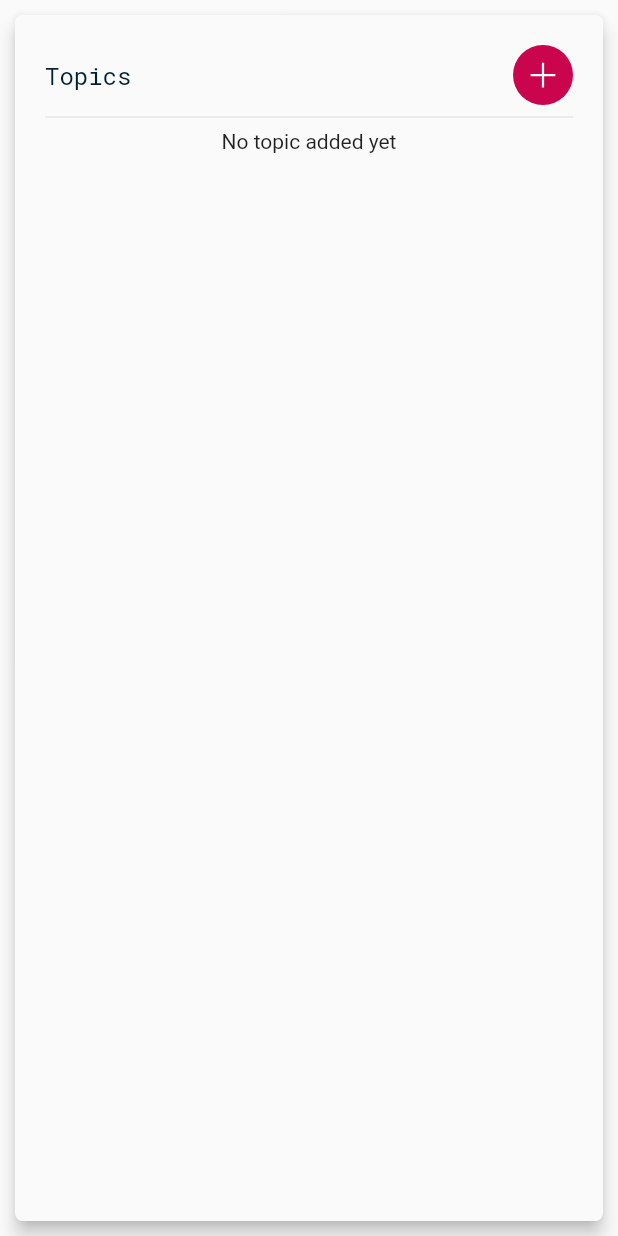
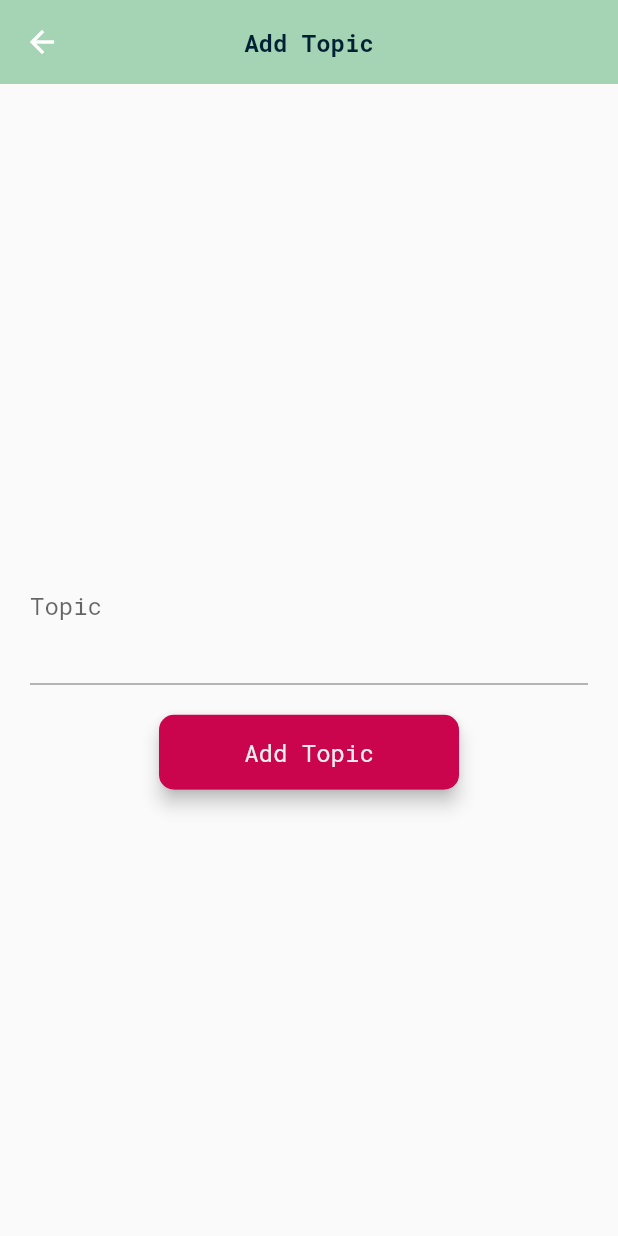
Before and after one commit to DizzyMelo/efficient_meeting_app, a Flutter app: the TopicsListComponents widget shown alone on an empty page, opened directly with empty values, after a tap on an icon or button, on a phone screen of 412 x 824 dp. Run offline on Flutter 3.47's test engine with Material 2 defaults, Android fonts, the phone set to English and light mode, and no system bars; our stand-ins replace badges, dio, expandable, flutter_dotenv, flutter_rating_stars, flutter_typeahead and 3 more; accounts and stored records are empty; network calls fail; project files that could hold a hidden picture were left out.

Commit message:
add topic to meeting added

```diff
--- a/lib/core/api/response/meeting/meetings_response_model.dart
+++ b/lib/core/api/response/meeting/meetings_response_model.dart
@@ -5,6 +5,8 @@
 import 'dart:convert';
 
 import 'package:efficient_meeting_app/core/api/response/response_object.dart';
+
+import '../../../entities/meeting_entity.dart';
 
 MeetingsResponseModel meetingsResponseModelFromJson(String str) =>
     MeetingsResponseModel.fromJson(json.decode(str));
@@ -37,75 +39,3 @@ class MeetingsResponseModel extends ResponseObject {
         "meetings": List<dynamic>.from(meetings!.map((x) => x.toJson())),
       };
 }
-
-class Meeting extends ResponseObject {
-  Meeting({
-    this.id,
-    this.title,
-    this.description,
-    this.date,
-    this.host,
-    this.duration,
-    this.topics,
-    this.participants,
-    this.status,
-  });
-
-  String? id;
-  String? title;
-  String? description;
-  DateTime? date;
-  String? host;
-  int? duration;
-  List<Topic>? topics;
-  List<dynamic>? participants;
-  String? status;
-
-  factory Meeting.fromJson(Map<String, dynamic> json) => Meeting(
-        id: json["_id"],
-        title: json["title"],
-        description: json["description"],
-        date: DateTime.parse(json["date"]),
-        host: json["host"],
-        duration: json["duration"],
-        topics: List<Topic>.from(json["topics"].map((x) => Topic.fromJson(x))),
-        participants: List<dynamic>.from(json["participants"].map((x) => x)),
-        status: json["status"],
-      );
-
-  Map<String, dynamic> toJson() => {
-        "_id": id,
-        "title": title,
-        "description": description,
-        "date": date!.toIso8601String(),
-        "host": host,
-        "duration": duration,
-        "topics": List<dynamic>.from(topics!.map((x) => x.toJson())),
-        "participants": List<dynamic>.from(participants!.map((x) => x)),
-        "status": status,
-      };
-}
-
-class Topic {
-  Topic({
-    this.name,
-    this.completed,
-    this.id,
-  });
-
-  String? name;
-  bool? completed;
-  String? id;
-
-  factory Topic.fromJson(Map<String, dynamic> json) => Topic(
-        name: json["name"],
-        completed: json["completed"],
-        id: json["_id"],
-      );
-
-  Map<String, dynamic> toJson() => {
-        "name": name,
-        "completed": completed,
-        "_id": id,
-      };
-}
--- a/lib/core/api/response/meeting/add_participant_to_meeting_response.dart
+++ b/lib/core/api/response/meeting/update_meeting_response.dart
@@ -1,6 +1,6 @@
 // To parse this JSON data, do
 //
-//     final addParticipantToMeetingResponse = addParticipantToMeetingResponseFromJson(jsonString);
+//     final UpdateMeetingResponse = addParticipantToMeetingResponseFromJson(jsonString);
 
 import 'dart:convert';
 
@@ -8,16 +8,14 @@ import 'package:efficient_meeting_app/core/api/response/response_object.dart';
 
 import '../../../entities/meeting_entity.dart';
 
-AddParticipantToMeetingResponse addParticipantToMeetingResponseFromJson(
-        String str) =>
-    AddParticipantToMeetingResponse.fromJson(json.decode(str));
+UpdateMeetingResponse updateMeetingResponseFromJson(String str) =>
+    UpdateMeetingResponse.fromJson(json.decode(str));
 
-String addParticipantToMeetingResponseToJson(
-        AddParticipantToMeetingResponse data) =>
+String updateMeetingResponseToJson(UpdateMeetingResponse data) =>
     json.encode(data.toJson());
 
-class AddParticipantToMeetingResponse extends ResponseObject {
-  AddParticipantToMeetingResponse({
+class UpdateMeetingResponse extends ResponseObject {
+  UpdateMeetingResponse({
     this.status,
     this.message,
     this.meeting,
@@ -27,8 +25,8 @@ class AddParticipantToMeetingResponse extends ResponseObject {
   String? message;
   Meeting? meeting;
 
-  factory AddParticipantToMeetingResponse.fromJson(Map<String, dynamic> json) =>
-      AddParticipantToMeetingResponse(
+  factory UpdateMeetingResponse.fromJson(Map<String, dynamic> json) =>
+      UpdateMeetingResponse(
         status: json["status"],
         message: json["message"],
         meeting: Meeting.fromJson(json["meeting"]),
--- /dev/null
+++ b/lib/modules/add_topic/binding.dart
@@ -0,0 +1,10 @@
+import 'package:get/get.dart';
+
+import 'controller.dart';
+
+class AddTopicBiding extends Bindings {
+  @override
+  void dependencies() {
+    Get.lazyPut<AddTopicController>(() => AddTopicController());
+  }
+}
--- /dev/null
+++ b/lib/modules/add_topic/controller.dart
@@ -0,0 +1,34 @@
+import 'package:efficient_meeting_app/core/api/clients/meeting_client.dart';
+import 'package:efficient_meeting_app/core/api/response/meeting/update_meeting_response.dart';
+import 'package:efficient_meeting_app/core/enums/default_colors.dart';
+import 'package:efficient_meeting_app/core/exceptions/unexpected_exception.dart';
+import 'package:efficient_meeting_app/core/utils/general_utils.dart';
+import 'package:efficient_meeting_app/providers/meeting_provider.dart';
+import 'package:flutter/cupertino.dart';
+import 'package:get/get.dart';
+import 'package:provider/provider.dart';
+
+class AddTopicController extends GetxController {
+  var loading = false.obs;
+
+  MeetingClient meetingClient = MeetingClient();
+  Future addTopic(BuildContext context, {required String topic}) async {
+    loading.value = true;
+
+    try {
+      UpdateMeetingResponse response = await meetingClient.addTopicToMeeting(
+        meetingId: context.read<MeetingProvider>().selectedMeeting!.id!,
+        topic: topic,
+      ) as UpdateMeetingResponse;
+
+      if (response.status == "success") {
+        GeneralUtils.showMessage(
+            message: response.message!, color: DefaultColor.success);
+      }
+    } on CustomException catch (e) {
+      GeneralUtils.showMessage(message: e.detail);
+    } finally {
+      loading.value = false;
+    }
+  }
+}
--- /dev/null
+++ b/lib/modules/add_topic/view.dart
@@ -0,0 +1,52 @@
+import 'package:efficient_meeting_app/core/components/custom_appbar_component.dart';
+import 'package:efficient_meeting_app/core/components/custom_buttom.dart';
+import 'package:efficient_meeting_app/core/components/custom_textfield_component.dart';
+import 'package:efficient_meeting_app/core/utils/general_utils.dart';
+import 'package:flutter/material.dart';
+import 'package:get/get.dart';
+
+import 'controller.dart';
+
+class AddTopicView extends GetView<AddTopicController> {
+  AddTopicView({Key? key}) : super(key: key);
+
+  final _formKey = GlobalKey<FormState>();
+
+  final topicController = TextEditingController();
+  @override
+  Widget build(BuildContext context) {
+    return SafeArea(
+      child: Scaffold(
+        appBar: const CustomAppBar(title: 'Add Topic'),
+        body: Padding(
+          padding: const EdgeInsets.symmetric(horizontal: 20),
+          child: Column(
+            mainAxisAlignment: MainAxisAlignment.center,
+            children: [
+              Form(
+                key: _formKey,
+                child: CustomTextFieldComponent(
+                    validator: GeneralUtils.defaultTextfieldValidator,
+                    maxLines: 3,
+                    label: 'Topic',
+                    controller: topicController),
+              ),
+              Obx(
+                () => CustomButtom(
+                  loading: controller.loading.value,
+                  title: 'Add Topic',
+                  function: () {
+                    if (_formKey.currentState!.validate()) {
+                      controller.addTopic(context, topic: topicController.text);
+                      topicController.clear();
+                    }
+                  },
+                ),
+              ),
+            ],
+          ),
+        ),
+      ),
+    );
+  }
+}
--- a/lib/modules/home/components/meetings/meeting_list_component.dart
+++ b/lib/modules/home/components/meetings/meeting_list_component.dart
@@ -2,8 +2,8 @@ import 'package:efficient_meeting_app/core/theme/fonts.dart';
 import 'package:efficient_meeting_app/modules/home/components/meetings/meeting_row_component.dart';
 import 'package:flutter/material.dart';
 
-import '../../../../core/api/response/meeting/meetings_response_model.dart';
 import '../../../../core/components/loading_cards_component.dart';
+import '../../../../core/entities/meeting_entity.dart';
 
 class MeetingListComponent extends StatelessWidget {
   final bool loading;
--- a/lib/modules/home/controller.dart
+++ b/lib/modules/home/controller.dart
@@ -5,6 +5,7 @@ import 'package:efficient_meeting_app/core/entities/task_entity.dart';
 import 'package:get/get.dart';
 
 import '../../core/api/response/meeting/meetings_response_model.dart';
+import '../../core/entities/meeting_entity.dart';
 
 class HomeController extends GetxController {
   var loading = false.obs;
--- a/lib/modules/meeting/details/components/topics_list_component.dart
+++ b/lib/modules/meeting/details/components/topics_list_component.dart
@@ -1,10 +1,13 @@
 import 'package:efficient_meeting_app/core/components/circular_button.dart';
 import 'package:efficient_meeting_app/core/components/custom_buttom.dart';
+import 'package:efficient_meeting_app/modules/add_topic/view.dart';
 import 'package:flutter/material.dart';
+import 'package:get/get.dart';
 import 'package:line_icons/line_icons.dart';
 
 import '../../../../core/api/response/meeting/detail_meeting_response_model.dart';
 import '../../../../core/theme/fonts.dart';
+import '../../../add_topic/binding.dart';
 
 class TopicsListComponents extends StatelessWidget {
   final List<Topic> topics;
@@ -32,7 +35,9 @@ class TopicsListComponents extends StatelessWidget {
                     style: CustomTextStyles.textMedium,
                   ),
                   CircularButtonComponent(
-                      function: () => print('add topic'), icon: LineIcons.plus)
+                      function: () =>
+                          Get.to(AddTopicView(), binding: AddTopicBiding()),
+                      icon: LineIcons.plus)
                 ],
               ),
               const Divider(),
--- a/lib/modules/participants/controller.dart
+++ b/lib/modules/participants/controller.dart
@@ -1,6 +1,6 @@
 import 'package:efficient_meeting_app/core/api/clients/meeting_client.dart';
 import 'package:efficient_meeting_app/core/api/clients/user_client.dart';
-import 'package:efficient_meeting_app/core/api/response/meeting/add_participant_to_meeting_response.dart';
+import 'package:efficient_meeting_app/core/api/response/meeting/update_meeting_response.dart';
 import 'package:efficient_meeting_app/core/enums/default_colors.dart';
 import 'package:efficient_meeting_app/core/exceptions/unexpected_exception.dart';
 import 'package:efficient_meeting_app/core/utils/general_utils.dart';
@@ -39,10 +39,10 @@ class AddParticipantController extends GetxController {
     loadingParticipant.value = true;
 
     try {
-      AddParticipantToMeetingResponse response =
+      UpdateMeetingResponse response =
           await meetingClient.addParticipantToMeeting(
               meetingId: meetingId,
-              participantId: participantId) as AddParticipantToMeetingResponse;
+              participantId: participantId) as UpdateMeetingResponse;
       loadingParticipant.value = false;
 
       if (response.status == 'success') {
--- /dev/null
+++ b/lib/providers/meeting_provider.dart
@@ -0,0 +1,18 @@
+import 'package:efficient_meeting_app/core/entities/meeting_entity.dart';
+import 'package:flutter/material.dart';
+
+class MeetingProvider with ChangeNotifier {
+  Meeting? _selectedMeeting;
+
+  Meeting? get selectedMeeting => _selectedMeeting;
+
+  void setMeeting(Meeting meeting) {
+    _selectedMeeting = meeting;
+    notifyListeners();
+  }
+
+  void unsetMeeting() {
+    _selectedMeeting = null;
+    notifyListeners();
+  }
+}
```
Also changed, not shown: lib/core/api/clients/meeting_client.dart (+19 -2 lines), lib/main.dart (+10 -1 lines), lib/modules/home/components/meetings/meeting_row_component.dart (+10 -15 lines), lib/modules/topics/binding.dart (deleted), lib/modules/topics/controller.dart (deleted), lib/modules/topics/view.dart (deleted).
